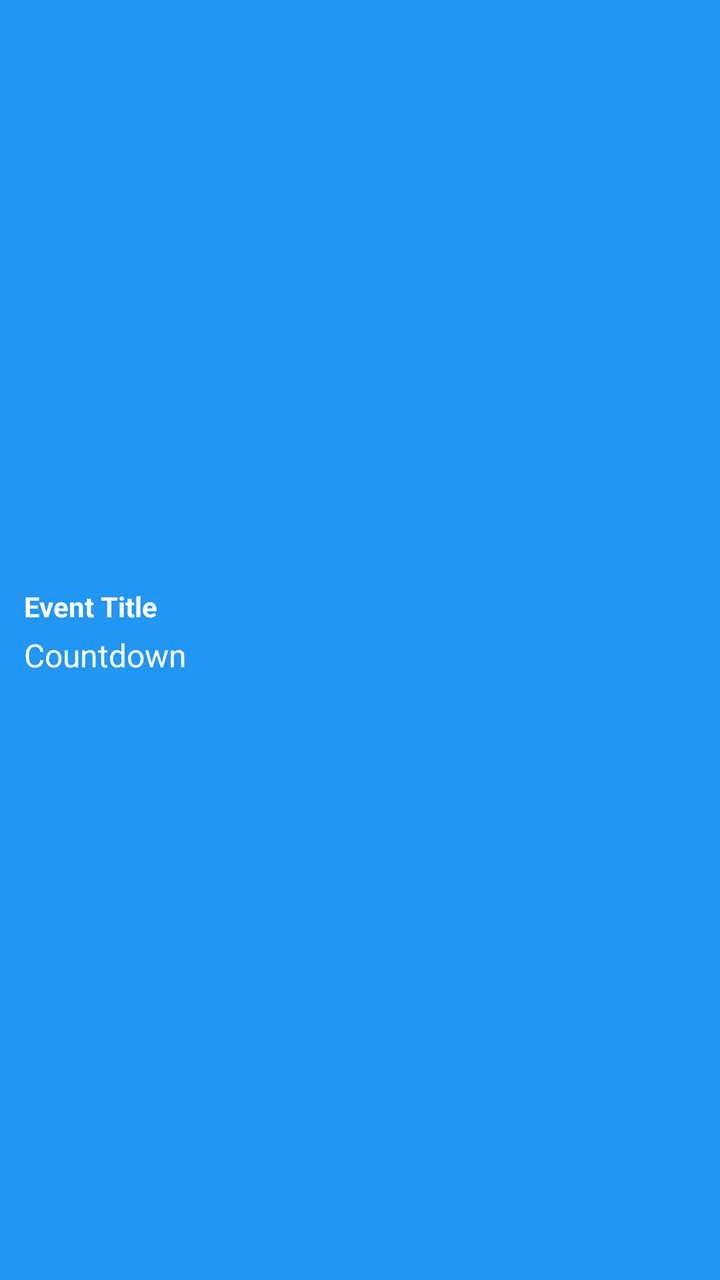
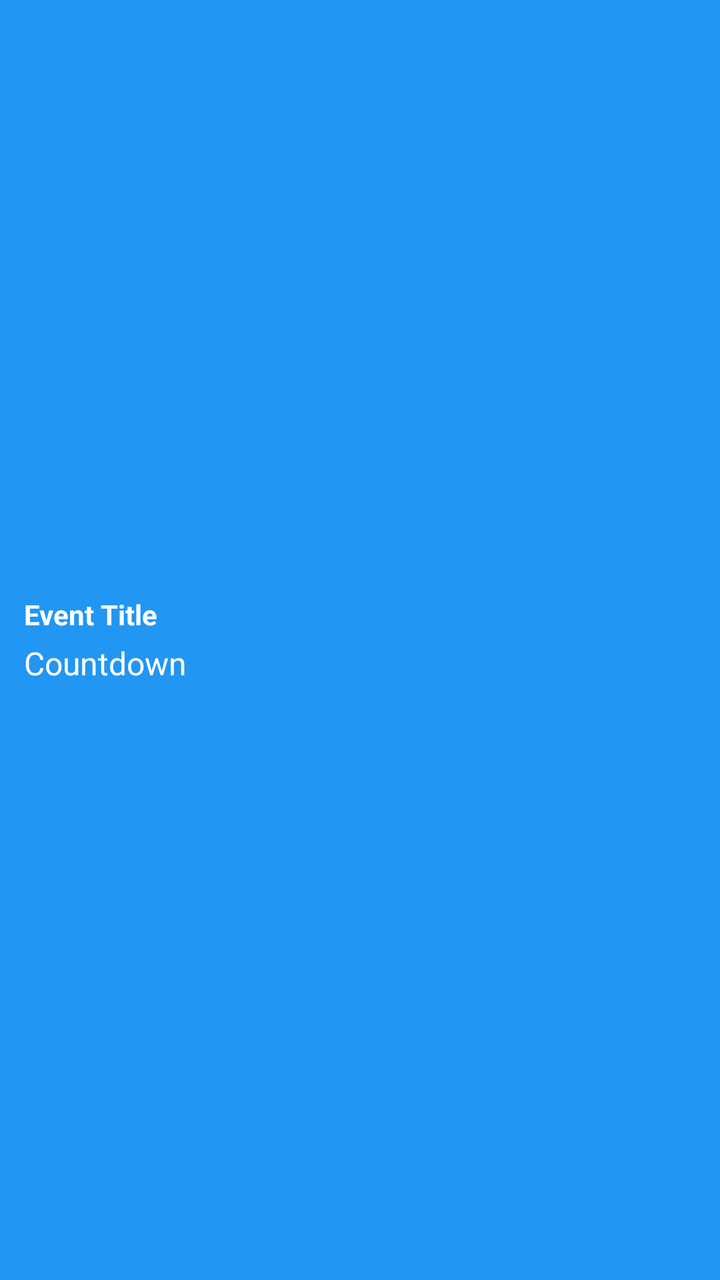

Before-and-after screenshots of an Android layout around one commit, followed by the original layout XML and the change that was made.
<!-- AndroidManifest.xml: fallback theme Theme.MaterialComponents.DayNight.NoActionBar -->
<!-- res/layout/event_widget_layout.xml -->
<?xml version="1.0" encoding="utf-8"?>
<FrameLayout xmlns:android="http://schemas.android.com/apk/res/android"
    android:id="@+id/widget_root"
    android:layout_width="match_parent"
    android:layout_height="match_parent"
    android:background="@drawable/widget_background_fallback">

    
    <ImageView
        android:id="@+id/widget_background"
        android:layout_width="match_parent"
        android:layout_height="match_parent"
        android:scaleType="centerCrop"
        android:contentDescription="@null" />

    <LinearLayout
        android:layout_width="match_parent"
        android:layout_height="match_parent"
        android:orientation="vertical"
        android:gravity="center_vertical"
        android:padding="12dp">

        <TextView
            android:id="@+id/widget_title"
            android:layout_width="match_parent"
            android:layout_height="wrap_content"
            android:text="Event Title"
            android:textSize="14sp"
            android:textStyle="bold"
            android:maxLines="1"
            android:ellipsize="end"
            android:textColor="#FFFFFF" />

        <TextView
            android:id="@+id/widget_countdown"
            android:layout_width="match_parent"
            android:layout_height="wrap_content"
            android:layout_marginTop="4dp"
            android:text="Countdown"
            android:textSize="16sp"
            android:maxLines="2"
            android:ellipsize="end"
            android:textColor="#FFFFFF" />

        
        <LinearLayout
            android:layout_width="match_parent"
            android:layout_height="wrap_content"
            android:orientation="horizontal"
            android:layout_marginTop="8dp"
            android:gravity="center_vertical">

            <ProgressBar
                android:id="@+id/widget_progress"
                style="?android:attr/progressBarStyleHorizontal"
                android:layout_width="0dp"
                android:layout_height="6dp"
                android:layout_weight="1"
                android:max="100"
                android:progress="0"
                android:progressDrawable="@drawable/widget_progress_drawable"
                android:visibility="gone" />

            <TextView
                android:id="@+id/widget_progress_text"
                android:layout_width="wrap_content"
                android:layout_height="wrap_content"
                android:layout_marginStart="8dp"
                android:text="0%"
                android:textSize="11sp"
                android:textStyle="bold"
                android:textColor="#FFFFFF"
                android:visibility="gone" />

        </LinearLayout>

    </LinearLayout>

</FrameLayout>
<!-- resources referenced by this layout -->
<resources>
  <!-- drawable widget_background_fallback (drawable) -->
  <?xml version="1.0" encoding="utf-8"?>
  <shape xmlns:android="http://schemas.android.com/apk/res/android"
      android:shape="rectangle">
      <solid android:color="#2196F3" />
  </shape>
  <!-- drawable widget_progress_drawable (drawable) -->
  <?xml version="1.0" encoding="utf-8"?>
  <layer-list xmlns:android="http://schemas.android.com/apk/res/android">
      <item android:id="@android:id/background">
          <shape android:shape="rectangle">
              <solid android:color="#30FFFFFF" />
              <corners android:radius="3dp" />
          </shape>
      </item>
      <item android:id="@android:id/progress">
          <clip android:clipOrientation="horizontal" android:gravity="left">
              <shape android:shape="rectangle">
                  <solid android:color="#FFFFFF" />
                  <corners android:radius="3dp" />
              </shape>
          </clip>
      </item>
  </layer-list>
</resources>

<!-- the commit's change to res/layout/event_widget_layout.xml (unified diff, before → after) -->
@@ -11,6 +11,15 @@
         android:layout_width="match_parent"
         android:layout_height="match_parent"
         android:scaleType="centerCrop"
+        android:contentDescription="@null" />
+
+    
+    <ImageView
+        android:id="@+id/widget_pulse_overlay"
+        android:layout_width="match_parent"
+        android:layout_height="match_parent"
+        android:background="@drawable/widget_pulse_animation"
+        android:visibility="gone"
         android:contentDescription="@null" />
 
     <LinearLayout
@@ -44,22 +53,29 @@
 
         
         <LinearLayout
+            android:id="@+id/widget_progress_container"
             android:layout_width="match_parent"
             android:layout_height="wrap_content"
             android:orientation="horizontal"
             android:layout_marginTop="8dp"
-            android:gravity="center_vertical">
+            android:gravity="center_vertical"
+            android:visibility="gone">
 
-            <ProgressBar
-                android:id="@+id/widget_progress"
-                style="?android:attr/progressBarStyleHorizontal"
+            
+            <ImageView
+                android:id="@+id/widget_progress_track"
                 android:layout_width="0dp"
-                android:layout_height="6dp"
+                android:layout_height="8dp"
                 android:layout_weight="1"
-                android:max="100"
-                android:progress="0"
-                android:progressDrawable="@drawable/widget_progress_drawable"
-                android:visibility="gone" />
+                android:background="@drawable/widget_progress_track"
+                android:contentDescription="@null" />
+
+            
+            <ImageView
+                android:id="@+id/widget_progress_fill"
+                android:layout_width="wrap_content"
+                android:layout_height="8dp"
+                android:contentDescription="@null" />
 
             <TextView
                 android:id="@+id/widget_progress_text"
@@ -67,10 +83,9 @@
                 android:layout_height="wrap_content"
                 android:layout_marginStart="8dp"
                 android:text="0%"
-                android:textSize="11sp"
+                android:textSize="12sp"
                 android:textStyle="bold"
-                android:textColor="#FFFFFF"
-                android:visibility="gone" />
+                android:textColor="#FFFFFF" />
 
         </LinearLayout>
 
<!-- resource entries referenced after the edit -->
@@ -6,23 +6,5 @@
       android:shape="rectangle">
       <solid android:color="#2196F3" />
   </shape>
-  <!-- drawable widget_progress_drawable (drawable) -->
-  <?xml version="1.0" encoding="utf-8"?>
-  <layer-list xmlns:android="http://schemas.android.com/apk/res/android">
-      <item android:id="@android:id/background">
-          <shape android:shape="rectangle">
-              <solid android:color="#30FFFFFF" />
-              <corners android:radius="3dp" />
-          </shape>
-      </item>
-      <item android:id="@android:id/progress">
-          <clip android:clipOrientation="horizontal" android:gravity="left">
-              <shape android:shape="rectangle">
-                  <solid android:color="#FFFFFF" />
-                  <corners android:radius="3dp" />
-              </shape>
-          </clip>
-      </item>
-  </layer-list>
 </resources>
 
